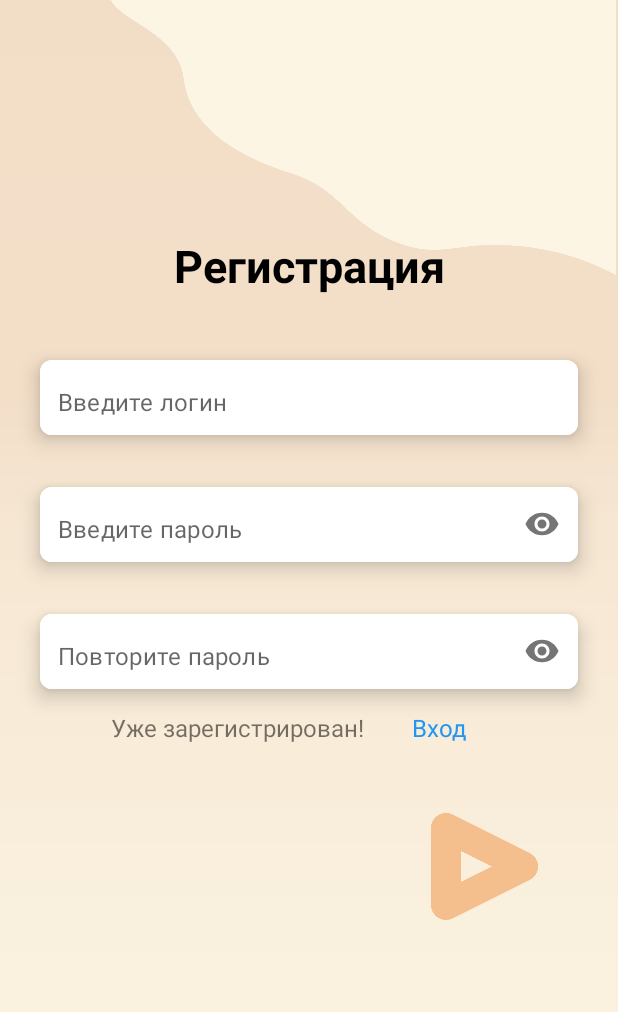
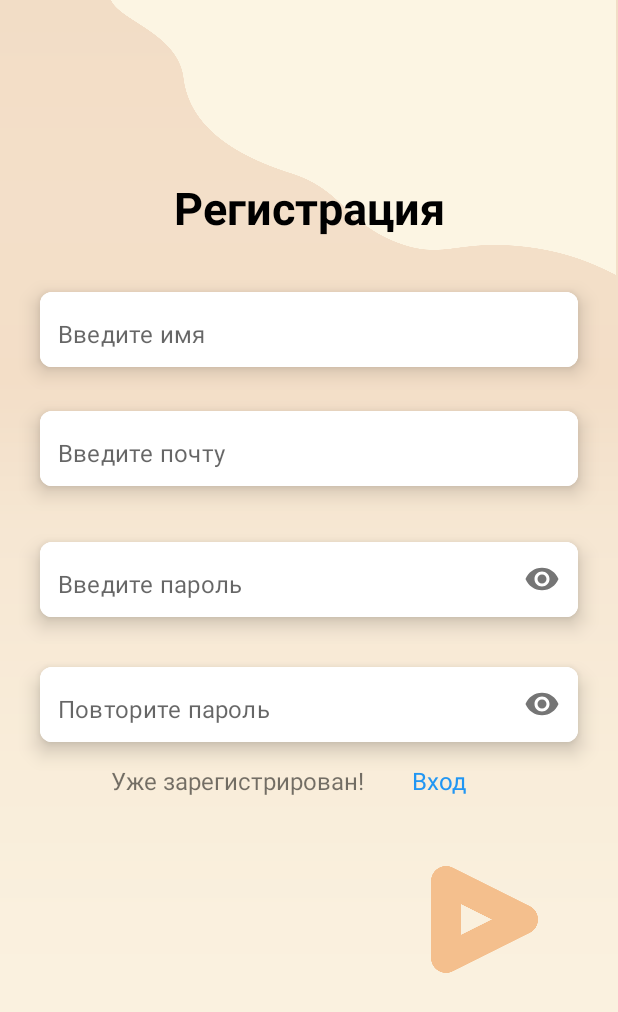
Before and after one commit to MatveySemenov/Notes, an Android app: the sign_up screen opened through its navigation route, on a phone screen of 412 x 824 dp. Shown: the top 1012 px of the screen. Run offline under Robolectric (Android 15) with nearby library versions, the phone set to English and light mode, and no system bars; our stand-ins replace Firebase (no records; nobody signed in at launch, a user with empty details on screens opened directly); 1 statement that could not run was skipped.

Commit message:
Добавлен значок загрузки и больше информации о пользователе(для дальнейшего использования)

```diff
--- a/app/build.gradle
+++ b/app/build.gradle
@@ -39,6 +39,8 @@ android {
 }
 
 dependencies {
+    implementation 'com.google.firebase:firebase-database:19.2.1'
+
 
     //для работы с бд
     def room_version = "2.5.1"
--- a/app/src/main/java/com/example/notes/Fragments/sign_up.kt
+++ b/app/src/main/java/com/example/notes/Fragments/sign_up.kt
@@ -9,6 +9,7 @@ import android.view.LayoutInflater
 import android.view.View
 import android.view.ViewGroup
 import android.widget.Button
+import android.widget.ProgressBar
 import android.widget.Toast
 import androidx.core.app.ActivityCompat.finishAffinity
 import androidx.navigation.NavController
@@ -23,6 +24,7 @@ class sign_up : Fragment(){
     private lateinit var navController: NavController
     private lateinit var mAuth: FirebaseAuth
     private lateinit var binding: SignUpBinding
+    private lateinit var ProgressBar:ProgressBar
 
     private var doubleBackToExitPressedOnce = false
 
@@ -30,7 +32,6 @@ class sign_up : Fragment(){
         inflater: LayoutInflater, container: ViewGroup?,
         savedInstanceState: Bundle?
     ): View? {
-        // Inflate the layout for this fragment
         binding = SignUpBinding.inflate(inflater,container,false)
         return binding.root
     }
@@ -38,7 +39,6 @@ class sign_up : Fragment(){
     override fun onViewCreated(view: View, savedInstanceState: Bundle?) {
         super.onViewCreated(view, savedInstanceState)
 
-        //
         view.isFocusableInTouchMode = true
         view.requestFocus()
         view.setOnKeyListener { _, keyCode, _ ->
@@ -57,7 +57,6 @@ class sign_up : Fragment(){
             false
         }
 
-        //
         init(view)
 
         binding.entry.setOnClickListener {
@@ -75,10 +74,13 @@ class sign_up : Fragment(){
             val email = binding.emailUp.text.toString()
             val password = binding.passwordUp.text.toString()
             val verifyPassword = binding.verifyPasswordUp.text.toString()
+            val name = binding.NameUp.text.toString()
+            ProgressBar = binding.progressBar?: return@setOnClickListener
 
-            if(email.isNotEmpty() && password.isNotEmpty() && verifyPassword.isNotEmpty()){
+            if(email.isNotEmpty() && password.isNotEmpty() && verifyPassword.isNotEmpty() && name.isNotEmpty()){
                 if(password == verifyPassword){
                     registrationUser(email, password)
+                    ProgressBar.visibility = View.VISIBLE
                 }
                 else{
                     Toast.makeText(context,"Пароли не сходятся",Toast.LENGTH_SHORT).show()
@@ -90,12 +92,14 @@ class sign_up : Fragment(){
             Handler().postDelayed({
                 isProcessing = false
             }, 2000)
+
         }
     }
 
     private fun registrationUser(email: String, password: String){
         mAuth.createUserWithEmailAndPassword(email, password).addOnCompleteListener {
             if(it.isSuccessful){
+                ProgressBar.visibility = View.GONE
                 navController.navigate(R.id.action_sign_up_to_notes_book)
             }
             else{
--- /dev/null
+++ b/app/src/main/java/com/example/notes/ListUser/User.kt
@@ -0,0 +1,5 @@
+package com.example.notes.ListUser
+
+class User(val userName: String, val userPassword:String,val userEmail:String) {
+
+}
--- a/app/src/main/res/layout-land/sign_up.xml
+++ b/app/src/main/res/layout-land/sign_up.xml
@@ -29,20 +29,55 @@
         app:layout_constraintTop_toTopOf="parent" />
 
     <com.google.android.material.card.MaterialCardView
+        android:id="@+id/cardView4"
+        android:layout_width="0dp"
+        android:layout_height="wrap_content"
+        android:layout_marginHorizontal="16dp"
+        android:layout_marginStart="100dp"
+        android:layout_marginEnd="100dp"
+        app:cardCornerRadius="8dp"
+        app:cardElevation="8dp"
+        app:cardUseCompatPadding="true"
+        app:layout_constraintEnd_toEndOf="parent"
+        app:layout_constraintStart_toStartOf="parent"
+        app:layout_constraintTop_toBottomOf="@+id/textView">
+
+        <com.google.android.material.textfield.TextInputLayout
+            android:layout_width="match_parent"
+            android:layout_height="50dp"
+            android:background="@color/white"
+            app:boxStrokeWidth="0dp"
+            app:boxStrokeWidthFocused="0dp"
+            app:hintEnabled="false">
+
+            <com.google.android.material.textfield.TextInputEditText
+                android:id="@+id/NameUp"
+                android:layout_width="match_parent"
+                android:layout_height="50dp"
+                android:background="@color/white"
+                android:hint="@string/name"
+                android:inputType="textPersonName"
+                android:paddingStart="12dp"
+                android:paddingTop="15dp" />
+        </com.google.android.material.textfield.TextInputLayout>
+
+    </com.google.android.material.card.MaterialCardView>
+
+
+    <com.google.android.material.card.MaterialCardView
         android:id="@+id/cardView1"
         android:layout_width="0dp"
         android:layout_height="wrap_content"
         android:layout_marginHorizontal="16dp"
-        android:layout_marginStart="20dp"
-        android:layout_marginTop="50dp"
-        android:layout_marginEnd="20dp"
+        android:layout_marginStart="100dp"
+        android:layout_marginEnd="100dp"
         app:cardCornerRadius="8dp"
         app:cardElevation="8dp"
         app:cardUseCompatPadding="true"
         app:layout_constraintEnd_toEndOf="parent"
-        app:layout_constraintHorizontal_bias="0.5"
+        app:layout_constraintHorizontal_bias="0.0"
         app:layout_constraintStart_toStartOf="parent"
-        app:layout_constraintTop_toTopOf="@+id/imageView2">
+        app:layout_constraintTop_toBottomOf="@+id/cardView4">
 
         <com.google.android.material.textfield.TextInputLayout
             android:layout_width="match_parent"
@@ -70,13 +105,13 @@
         android:layout_width="0dp"
         android:layout_height="wrap_content"
         android:layout_marginHorizontal="16dp"
-        android:layout_marginStart="20dp"
-        android:layout_marginEnd="20dp"
+        android:layout_marginStart="100dp"
+        android:layout_marginEnd="100dp"
         app:cardCornerRadius="8dp"
         app:cardElevation="8dp"
         app:cardUseCompatPadding="true"
         app:layout_constraintEnd_toEndOf="parent"
-        app:layout_constraintHorizontal_bias="0.5"
+        app:layout_constraintHorizontal_bias="0.0"
         app:layout_constraintStart_toStartOf="parent"
         app:layout_constraintTop_toBottomOf="@id/cardView1">
 
@@ -111,13 +146,13 @@
         android:layout_width="0dp"
         android:layout_height="wrap_content"
         android:layout_marginHorizontal="16dp"
-        android:layout_marginStart="20dp"
-        android:layout_marginEnd="20dp"
+        android:layout_marginStart="100dp"
+        android:layout_marginEnd="100dp"
         app:cardCornerRadius="8dp"
         app:cardElevation="8dp"
         app:cardUseCompatPadding="true"
         app:layout_constraintEnd_toEndOf="parent"
-        app:layout_constraintHorizontal_bias="0.5"
+        app:layout_constraintHorizontal_bias="0.0"
         app:layout_constraintStart_toStartOf="parent"
         app:layout_constraintTop_toBottomOf="@id/cardView2">
 
@@ -183,10 +218,10 @@
         android:id="@+id/nextButton"
         android:layout_width="60dp"
         android:layout_height="60dp"
-        android:layout_marginEnd="36dp"
         android:layout_marginBottom="15dp"
         app:layout_constraintBottom_toBottomOf="parent"
-        app:layout_constraintEnd_toEndOf="@+id/cardView3"
+        app:layout_constraintEnd_toEndOf="parent"
+        app:layout_constraintStart_toEndOf="@+id/cardView3"
         app:srcCompat="@drawable/sign_in" />
 
 
--- a/app/src/main/res/layout/sign_up.xml
+++ b/app/src/main/res/layout/sign_up.xml
@@ -6,6 +6,18 @@
     android:layout_height="match_parent"
     android:background="@drawable/fon"
     tools:context=".Fragments.sign_up">
+
+    <ProgressBar
+        android:id="@+id/progressBar"
+        style="?android:attr/progressBarStyle"
+        android:layout_width="wrap_content"
+        android:layout_height="wrap_content"
+        app:layout_constraintBottom_toBottomOf="parent"
+        app:layout_constraintEnd_toEndOf="parent"
+        app:layout_constraintStart_toStartOf="parent"
+        app:layout_constraintTop_toTopOf="parent"
+        android:elevation="10dp"
+        android:visibility="gone"/>
 
     <ImageView
         android:id="@+id/imageView2"
@@ -19,31 +31,27 @@
         android:id="@+id/textView"
         android:layout_width="wrap_content"
         android:layout_height="wrap_content"
-        android:layout_marginTop="68dp"
-        android:layout_marginBottom="5dp"
         android:text="@string/sign_up"
         android:textColor="@color/black"
         android:textSize="30sp"
         android:textStyle="bold"
-        app:layout_constraintBottom_toTopOf="@+id/cardView1"
+        app:layout_constraintBottom_toTopOf="@+id/cardView4"
         app:layout_constraintEnd_toEndOf="parent"
         app:layout_constraintStart_toStartOf="parent"
         app:layout_constraintTop_toTopOf="parent"
-        app:layout_constraintVertical_bias="0.794" />
+        app:layout_constraintVertical_bias="0.849" />
 
     <com.google.android.material.card.MaterialCardView
-        android:id="@+id/cardView1"
+        android:id="@+id/cardView4"
         android:layout_width="0dp"
         android:layout_height="wrap_content"
         android:layout_marginHorizontal="16dp"
-        android:layout_marginTop="42dp"
         app:cardCornerRadius="8dp"
         app:cardElevation="8dp"
         app:cardUseCompatPadding="true"
+        app:layout_constraintBottom_toTopOf="@+id/cardView1"
         app:layout_constraintEnd_toEndOf="parent"
-        app:layout_constraintHorizontal_bias="0.5"
-        app:layout_constraintStart_toStartOf="parent"
-        app:layout_constraintTop_toBottomOf="@+id/imageView2">
+        app:layout_constraintStart_toStartOf="parent">
 
         <com.google.android.material.textfield.TextInputLayout
             android:layout_width="match_parent"
@@ -54,12 +62,12 @@
             app:hintEnabled="false">
 
             <com.google.android.material.textfield.TextInputEditText
-                android:id="@+id/emailUp"
+                android:id="@+id/NameUp"
                 android:layout_width="match_parent"
                 android:layout_height="50dp"
                 android:background="@color/white"
-                android:hint="@string/enter_your_email"
-                android:inputType="textEmailAddress"
+                android:hint="@string/name"
+                android:inputType="textPersonName"
                 android:paddingStart="12dp"
                 android:paddingTop="15dp" />
         </com.google.android.material.textfield.TextInputLayout>
@@ -71,15 +79,13 @@
         android:layout_width="0dp"
         android:layout_height="wrap_content"
         android:layout_marginHorizontal="16dp"
-        android:layout_marginTop="5dp"
+        android:layout_marginTop="8dp"
         app:cardCornerRadius="8dp"
         app:cardElevation="8dp"
         app:cardUseCompatPadding="true"
         app:layout_constraintEnd_toEndOf="parent"
-        app:layout_constraintHorizontal_bias="0.5"
         app:layout_constraintStart_toStartOf="parent"
         app:layout_constraintTop_toBottomOf="@id/cardView1">
-
 
 
         <com.google.android.material.textfield.TextInputLayout
@@ -102,20 +108,19 @@
                 android:paddingTop="15dp" />
 
         </com.google.android.material.textfield.TextInputLayout>
+
     </com.google.android.material.card.MaterialCardView>
-
 
     <com.google.android.material.card.MaterialCardView
         android:id="@+id/cardView3"
         android:layout_width="0dp"
         android:layout_height="wrap_content"
         android:layout_marginHorizontal="16dp"
-        android:layout_marginTop="5dp"
+        android:layout_marginTop="4dp"
         app:cardCornerRadius="8dp"
         app:cardElevation="8dp"
         app:cardUseCompatPadding="true"
         app:layout_constraintEnd_toEndOf="parent"
-        app:layout_constraintHorizontal_bias="0.5"
         app:layout_constraintStart_toStartOf="parent"
         app:layout_constraintTop_toBottomOf="@id/cardView2">
 
@@ -141,6 +146,41 @@
 
         </com.google.android.material.textfield.TextInputLayout>
     </com.google.android.material.card.MaterialCardView>
+
+    <com.google.android.material.card.MaterialCardView
+        android:id="@+id/cardView1"
+        android:layout_width="0dp"
+        android:layout_height="wrap_content"
+        android:layout_marginHorizontal="16dp"
+        android:layout_marginTop="76dp"
+        app:cardCornerRadius="8dp"
+        app:cardElevation="8dp"
+        app:cardUseCompatPadding="true"
+        app:layout_constraintEnd_toEndOf="parent"
+        app:layout_constraintStart_toStartOf="parent"
+        app:layout_constraintTop_toBottomOf="@+id/imageView2">
+
+        <com.google.android.material.textfield.TextInputLayout
+            android:layout_width="match_parent"
+            android:layout_height="50dp"
+            android:background="@color/white"
+            app:boxStrokeWidth="0dp"
+            app:boxStrokeWidthFocused="0dp"
+            app:hintEnabled="false">
+
+            <com.google.android.material.textfield.TextInputEditText
+                android:id="@+id/emailUp"
+                android:layout_width="match_parent"
+                android:layout_height="50dp"
+                android:background="@color/white"
+                android:hint="@string/enter_your_email"
+                android:inputType="textEmailAddress"
+                android:paddingStart="12dp"
+                android:paddingTop="15dp" />
+        </com.google.android.material.textfield.TextInputLayout>
+
+    </com.google.android.material.card.MaterialCardView>
+
 
     <androidx.constraintlayout.widget.Guideline
         android:id="@+id/guideline2"
--- a/app/src/main/res/values/strings.xml
+++ b/app/src/main/res/values/strings.xml
@@ -3,7 +3,8 @@
 
     <!-- text variables used -->
     <string name="sign_in">Вход</string>
-    <string name="enter_your_email">Введите логин</string>
+    <string name="name">Введите имя</string>
+    <string name="enter_your_email">Введите почту</string>
     <string name="enter_your_password">Введите пароль</string>
     <string name="not_registredet">Не зарегистрирован?</string>
     <string name="sign_up">Регистрация</string>
```
